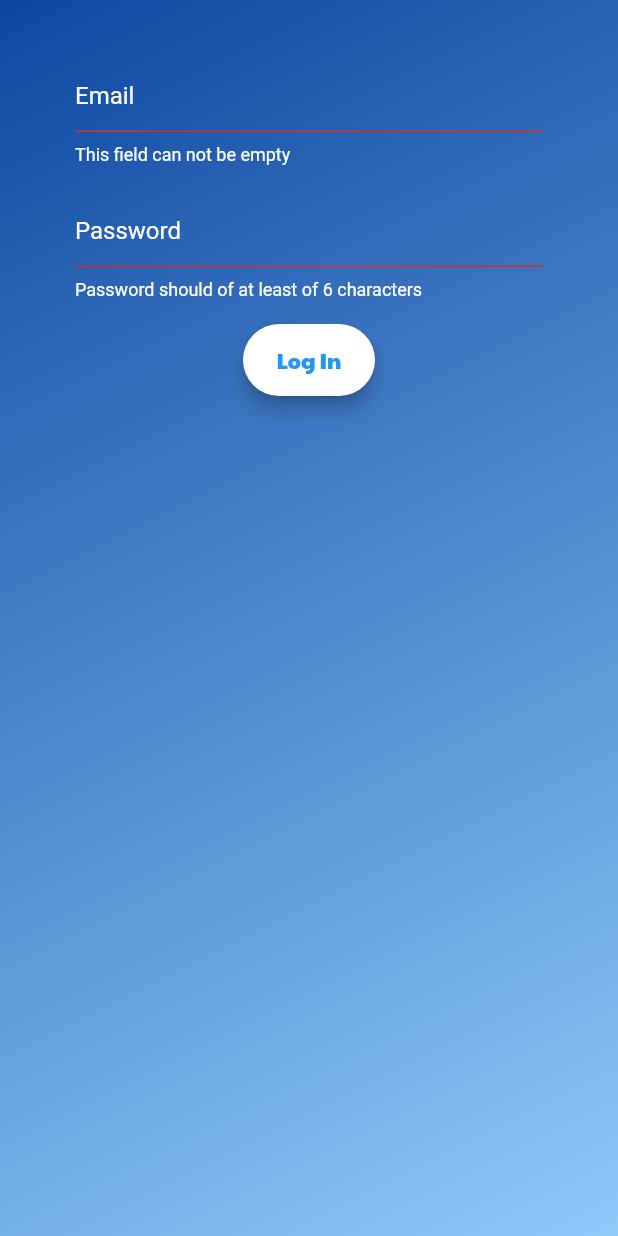
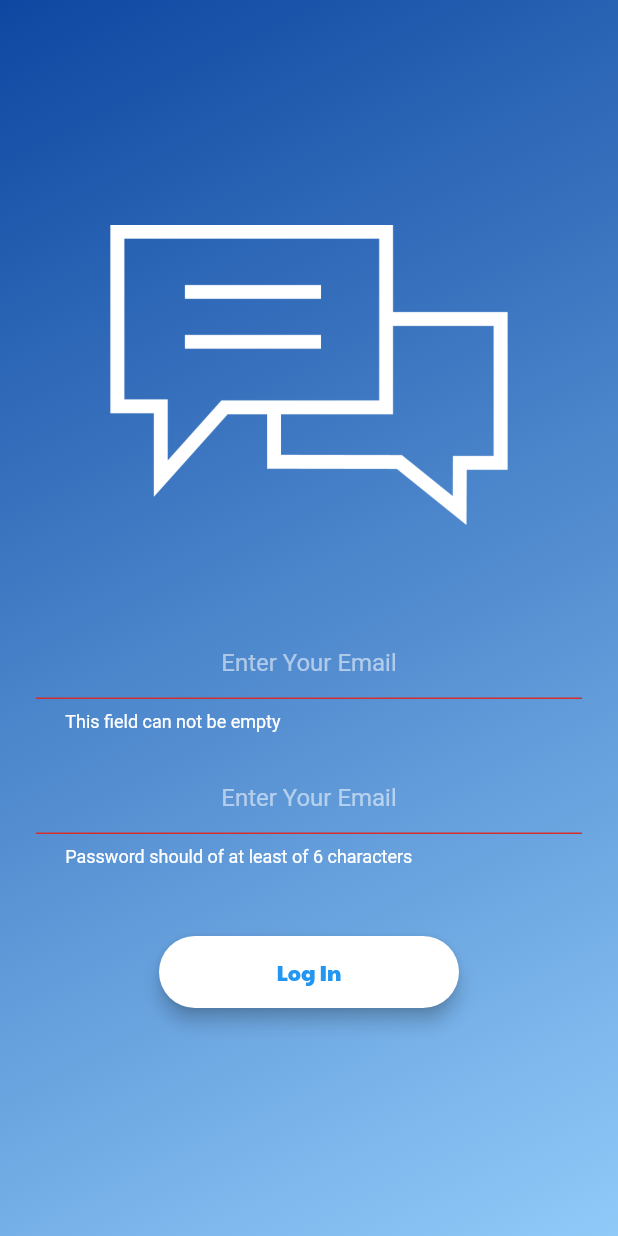
Before and after one commit to harshs0203/KirasChat, a Flutter app: the LoginScreen screen opened directly, after a tap on "Log In", on a phone screen of 412 x 824 dp. Run offline on Flutter 3.47's test engine with Material 2 defaults, Android fonts, the phone set to English and light mode, and no system bars; our stand-ins replace animated_text_kit, cloud_firestore, firebase_auth, firebase_core; accounts and stored records are empty.

Commit message:
Login Screen UI fixed Functionality is pending

```diff
--- a/lib/Screens/Auth/Login.dart
+++ b/lib/Screens/Auth/Login.dart
@@ -2,6 +2,7 @@ import 'package:flutter/material.dart';
 import 'package:kiras_chat/Screens/ChatScreen/ChatScreen.dart';
 import 'package:kiras_chat/Services/AuthService.dart';
 import 'package:kiras_chat/components/roundedButton.dart';
+import 'package:kiras_chat/constants.dart';
 
 class LoginScreen extends StatefulWidget {
   @override
@@ -31,8 +32,21 @@ class _LoginScreenState extends State<LoginScreen> {
           ),
         ),
         child: Padding(
-          padding: EdgeInsets.symmetric(horizontal: 50.0,vertical: 20.0),
-          child: Form(
+          padding: EdgeInsets.symmetric(horizontal: 24.0),
+          child: ListView(
+            padding: EdgeInsets.only(top: 150.0),
+            children: [
+              Hero(
+                tag: 'logo',
+                child: Container(
+                  height: 200.0,
+                  child: Image.asset('images/KirasChat Logo.png'),
+                ),
+              ),
+              SizedBox(
+                height: 48.0,
+              ),
+              Form(
                 key: _formKey,
                 child: Column(
                   children: [
@@ -40,11 +54,10 @@ class _LoginScreenState extends State<LoginScreen> {
                       height: 20,
                     ),
                     TextFormField(
-                  decoration: InputDecoration(
-                    errorStyle: TextStyle(color: Colors.white),
-                    hintText: 'Email',
-                    hintStyle: TextStyle(color: Colors.white),
-                  ),
+                      textAlign: TextAlign.center,
+                      style: TextStyle(color: Colors.white),
+                      keyboardType: TextInputType.emailAddress,
+                      decoration: kTextFieldDecoration.copyWith(hintText: 'Enter Your Email'),
                       validator: (val) =>
                           val.isEmpty ? 'This field can not be empty' : null,
                       onChanged: (val) {
@@ -57,11 +70,9 @@ class _LoginScreenState extends State<LoginScreen> {
                       height: 20.0,
                     ),
                     TextFormField(
-                  decoration: InputDecoration(
-                    errorStyle: TextStyle(color: Colors.white),
-                    hintText: 'Password',
-                    hintStyle: TextStyle(color: Colors.white),
-                  ),
+                      textAlign: TextAlign.center,
+                      style: TextStyle(color: Colors.white),
+                      decoration: kTextFieldDecoration.copyWith(hintText: 'Enter Your Email'),
                       validator: (val) => val.length < 6
                           ? 'Password should of at least of 6 characters'
                           : null,
@@ -72,8 +83,12 @@ class _LoginScreenState extends State<LoginScreen> {
                         });
                       },
                     ),
+                    SizedBox(
+                      height: 30.0,
+                    ),
                     RoundedButton(
                       onPressed: () async {
+                        try{
                           if (_formKey.currentState.validate()) {
                             dynamic result = await _auth.logIn(email, password);
                             if (result == null) {
@@ -88,12 +103,18 @@ class _LoginScreenState extends State<LoginScreen> {
                               );
                             }
                           }
+                        }catch(e){
+
+                        }
                       },
                       colour: Colors.white,
                       title: 'Log In',
+                      width: 200,
                     ),
                   ],
                 ),
+              ),
+            ],
           ),
         ),
       ),
--- a/lib/constants.dart
+++ b/lib/constants.dart
@@ -17,18 +17,32 @@ const kMessageContainerDecoration = BoxDecoration(
   ),
 );
 
+// const kTextFieldDecoration = InputDecoration(
+//   hintText: 'Enter a value',
+//   contentPadding: EdgeInsets.symmetric(vertical: 10.0, horizontal: 20.0),
+//   border: OutlineInputBorder(
+//     borderRadius: BorderRadius.all(Radius.circular(32.0)),
+//   ),
+//   enabledBorder: OutlineInputBorder(
+//     borderSide: BorderSide(color: Colors.blueAccent, width: 1.0),
+//     borderRadius: BorderRadius.all(Radius.circular(32.0)),
+//   ),
+//   focusedBorder: OutlineInputBorder(
+//     borderSide: BorderSide(color: Colors.blueAccent, width: 2.0),
+//     borderRadius: BorderRadius.all(Radius.circular(32.0)),
+//   ),
+// );
+
 const kTextFieldDecoration = InputDecoration(
-  hintText: 'Enter a value',
-  contentPadding: EdgeInsets.symmetric(vertical: 10.0, horizontal: 20.0),
-  border: OutlineInputBorder(
-    borderRadius: BorderRadius.all(Radius.circular(32.0)),
-  ),
+  errorStyle: TextStyle(color: Colors.white),
+  hintText: 'Enter your value',
+  hintStyle: TextStyle(color: Colors.white54),
+  contentPadding:
+  EdgeInsets.symmetric(vertical: 9.0, horizontal: 19.5),
   enabledBorder: OutlineInputBorder(
-    borderSide: BorderSide(color: Colors.blueAccent, width: 1.0),
-    borderRadius: BorderRadius.all(Radius.circular(32.0)),
+    borderSide: BorderSide(color: Colors.white, width: 2.0),
   ),
   focusedBorder: OutlineInputBorder(
-    borderSide: BorderSide(color: Colors.blueAccent, width: 2.0),
-    borderRadius: BorderRadius.all(Radius.circular(32.0)),
+    borderSide: BorderSide(color: Colors.white, width: 3.0),
   ),
 );
```
Lines whose indentation alone changed are shown as unchanged.
